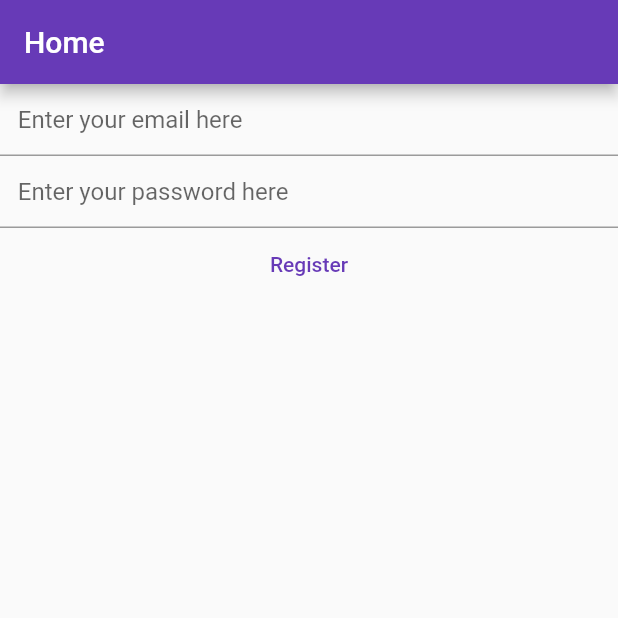
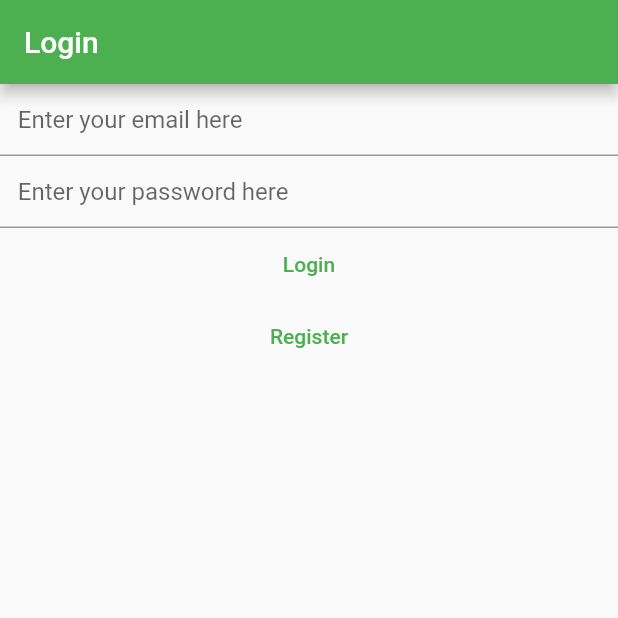
Before and after one commit to Haider-29/Notes-App, a Flutter app: the screen it shows after launch, on a phone screen of 412 x 824 dp, the top half of it. Run offline on Flutter 3.47's test engine with Material 2 defaults, Android fonts, the phone set to English and light mode, and no system bars; our stand-ins replace firebase_auth, firebase_core; accounts and stored records are empty.

Commit message:
Login, Register, and Logout done

```diff
--- a/lib/main.dart
+++ b/lib/main.dart
@@ -4,6 +4,8 @@ import 'package:flutter/material.dart';
 import 'firebase_options.dart';
 import 'views/login_view.dart';
 import 'views/register_view.dart';
+import 'views/verify_email_view.dart';
+import 'views/notes_view.dart';
 
 void main() {
   WidgetsFlutterBinding.ensureInitialized();
@@ -11,66 +13,45 @@ void main() {
     MaterialApp(
         title: 'Flutter Demo',
         theme: ThemeData(
-        primarySwatch: Colors.deepPurple,
+          primarySwatch: Colors.green,
         ),
         home: const HomePage(),
-    ),
+        routes: {
+          '/login/': (context) => const LoginView(),
+          '/register/': (context) => const RegisterView(),
+          '/notes/': (context) => const NotesView(),
+        }),
   );
 }
+
+enum MenuAction { logout }
 
 class HomePage extends StatelessWidget {
   const HomePage({Key? key}) : super(key: key);
 
   @override
   Widget build(BuildContext context) {
-    return Scaffold(
-      appBar: AppBar(
-        title: const Text("Home"),
-      ),
-      body: FutureBuilder(
+    return FutureBuilder(
       future: Firebase.initializeApp(
         options: DefaultFirebaseOptions.currentPlatform,
       ),
       builder: (context, snapshot) {
         switch (snapshot.connectionState) {
           case ConnectionState.done:
-              // final user = FirebaseAuth.instance.currentUser;
-              // if (user?.emailVerified ?? false) {
-              // } else {
-              //   return const VerifyEmailView();
-              // }
-              // return const Text('Done');
-              return RegisterView();
-
+            final user = FirebaseAuth.instance.currentUser;
+            if (user != null) {
+              if (user.emailVerified) {
+                return const NotesView();
+              } else {
+                return const VerifyEmailView();
+              }
+            } else {
+              return const LoginView();
+            }
           default:
-              return const Text("Loading");
+            return const CircularProgressIndicator();
         }
       },
-      ),
     );
   }
 }
-
-class VerifyEmailView extends StatefulWidget {
-  const VerifyEmailView({Key? key}) : super(key: key);
-
-  @override
-  State<VerifyEmailView> createState() => _VerifyEmailViewState();
-}
-
-class _VerifyEmailViewState extends State<VerifyEmailView> {
-  @override
-  Widget build(BuildContext context) {
-    return Column(
-      children: [
-        const Text('Please verify your email:'),
-        TextButton(
-            onPressed: () async {
-              final user = FirebaseAuth.instance.currentUser;
-              await user?.sendEmailVerification();
-            },
-            child: const Text('Send email verification'))
-      ],
-    );
-  }
-}
```
Also changed, not shown: lib/views/login_view.dart (+19 -5 lines), lib/views/notes_view.dart (added, +67 -0 lines), lib/views/register_view.dart (+16 -4 lines), lib/views/verify_email_view.dart (added, +29 -0 lines), 1 other file. Lines whose indentation alone changed are shown as unchanged.
